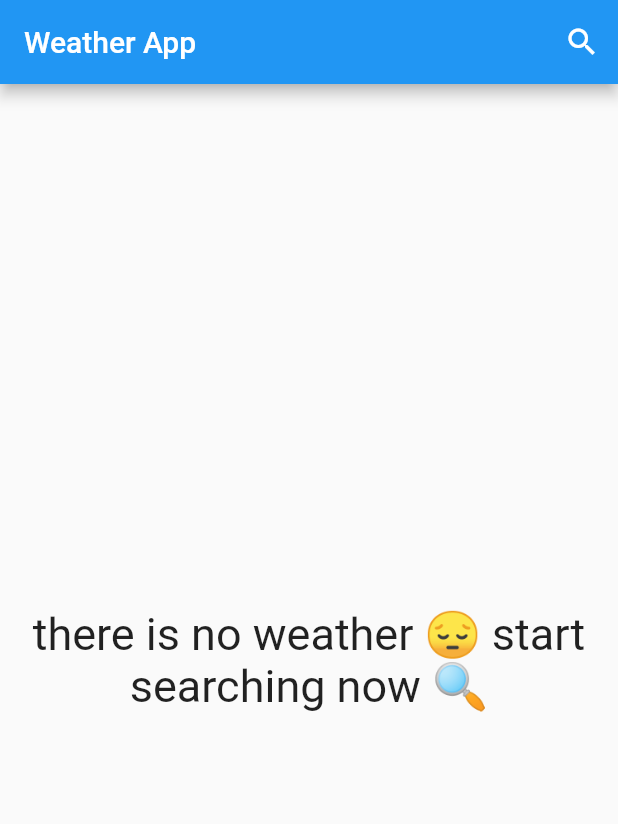
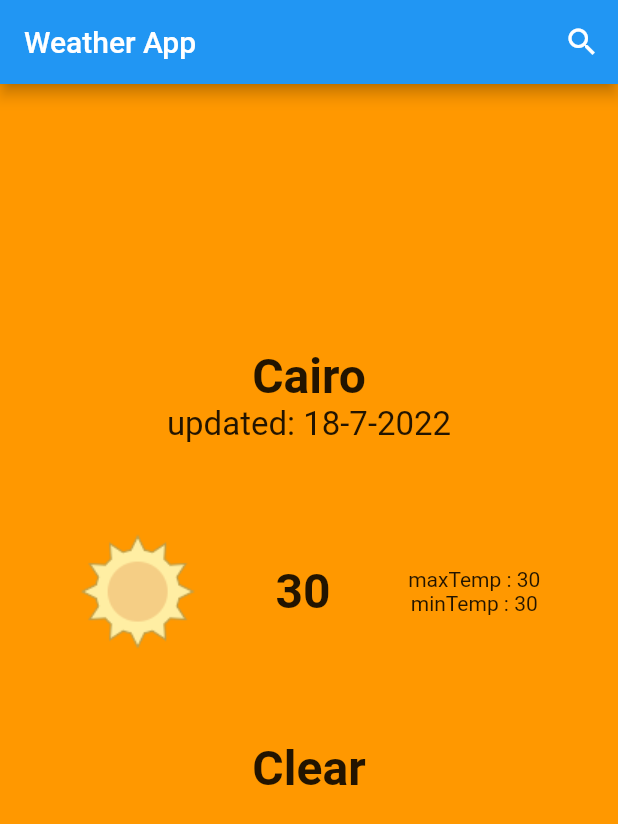
Before and after one commit to MohamedEssam-900009/weather_app, a Flutter app: the screen it shows after launch, on a phone screen of 412 x 824 dp. Shown: the top 824 px of the screen. Run offline on Flutter 3.47's test engine with Material 2 defaults, Android fonts, the phone set to English and light mode, and no system bars.

Commit message:
finsh the home page ui

```diff
--- a/lib/main.dart
+++ b/lib/main.dart
@@ -11,7 +11,7 @@ class WeatherApp extends StatelessWidget {
 
   @override
   Widget build(BuildContext context) {
-    return const MaterialApp(
+    return MaterialApp(
       debugShowCheckedModeBanner: false,
       title: 'Weather App',
       home: HomePage(),
--- a/lib/pages/home_page.dart
+++ b/lib/pages/home_page.dart
@@ -1,8 +1,12 @@
 import 'package:flutter/material.dart';
+import 'package:weather_app/models/weather_model.dart';
 import 'search_page.dart';
 
+// ignore: must_be_immutable
 class HomePage extends StatelessWidget {
-  const HomePage({super.key});
+  HomePage({super.key});
+
+  WeatherModel? weatherData;
 
   @override
   Widget build(BuildContext context) {
@@ -25,7 +29,8 @@ class HomePage extends StatelessWidget {
           ),
         ],
       ),
-      body: Center(
+      body: weatherData != null
+          ? Center(
               child: Column(
                 mainAxisSize: MainAxisSize.min,
                 children: const [
@@ -43,6 +48,54 @@ class HomePage extends StatelessWidget {
                   ),
                 ],
               ),
+            )
+          : Container(
+              color: Colors.orange,
+              child: Column(
+                mainAxisAlignment: MainAxisAlignment.center,
+                children: [
+                  const Spacer(flex: 3),
+                  Text(
+                    'Cairo',
+                    style: TextStyle(
+                      fontSize: 32,
+                      fontWeight: FontWeight.bold,
+                    ),
+                  ),
+                  Text(
+                    'updated: 18-7-2022',
+                    style: TextStyle(
+                      fontSize: 22,
+                    ),
+                  ),
+                  const Spacer(),
+                  Row(
+                    mainAxisAlignment: MainAxisAlignment.spaceEvenly,
+                    children: [
+                      Image.asset('assets/images/clear.png'),
+                      Text(
+                        '30',
+                        style: TextStyle(
+                          fontSize: 32,
+                          fontWeight: FontWeight.bold,
+                        ),
+                      ),
+                      Column(
+                        children: [Text('maxTemp : 30'), Text('minTemp : 30')],
+                      )
+                    ],
+                  ),
+                  const Spacer(),
+                  Text(
+                    'Clear',
+                    style: TextStyle(
+                      fontSize: 32,
+                      fontWeight: FontWeight.bold,
+                    ),
+                  ),
+                  const Spacer(flex: 5)
+                ],
+              ),
             ),
     );
   }
```
Lines whose indentation alone changed are shown as unchanged.
